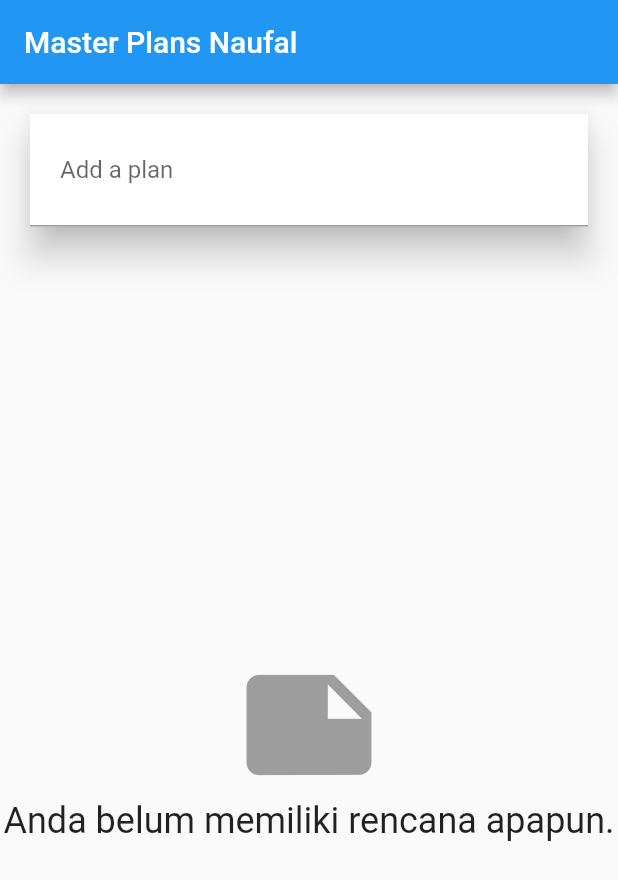
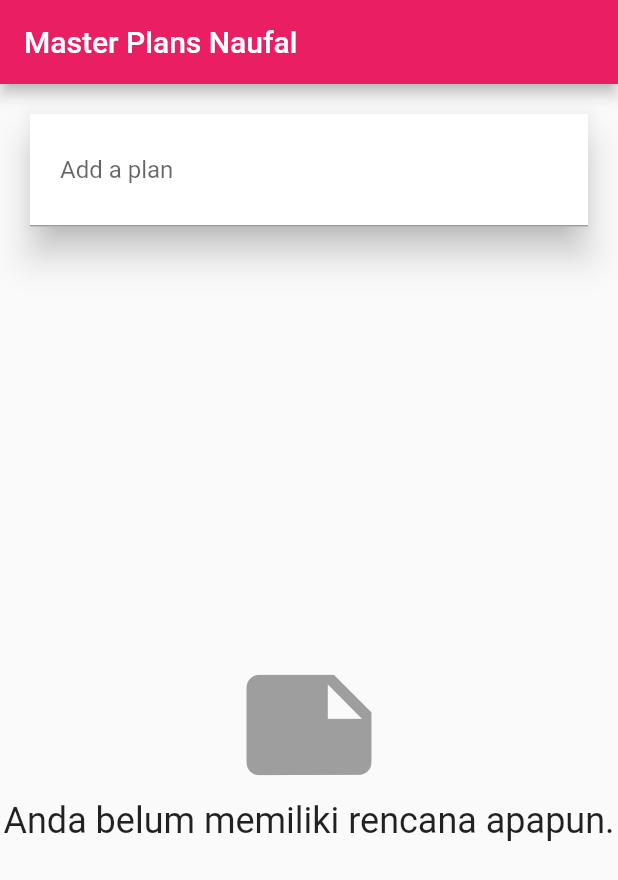
Before and after one commit to NFalah25/Pemrograman-Mobile, a Flutter app: the screen it shows after launch, on a phone screen of 412 x 824 dp. Shown: the top 880 px of the screen. Run offline on Flutter 3.47's test engine with Material 3 defaults, Android fonts, the phone set to English and light mode, and no system bars; our stand-ins replace auto_size_text.

Commit message:
Perubahahan warna Pertemuan 3

```diff
--- a/src week-11/master_plan/lib/main.dart
+++ b/src week-11/master_plan/lib/main.dart
@@ -29,9 +29,9 @@ class MasterPlanApp extends StatelessWidget {
 
     //Praktikum 3
     return PlanProvider(
-      notifier: ValueNotifier<List<Plan>>(const[]),
+      notifier: ValueNotifier<List<Plan>>(const []),
       child: MaterialApp(
-        theme: ThemeData(useMaterial3: false, primarySwatch: Colors.blue),
+        theme: ThemeData(useMaterial3: false, primarySwatch: Colors.pink),
         title: 'State Management App',
         home: const PlanCreatorScreen(),
       ),
```
